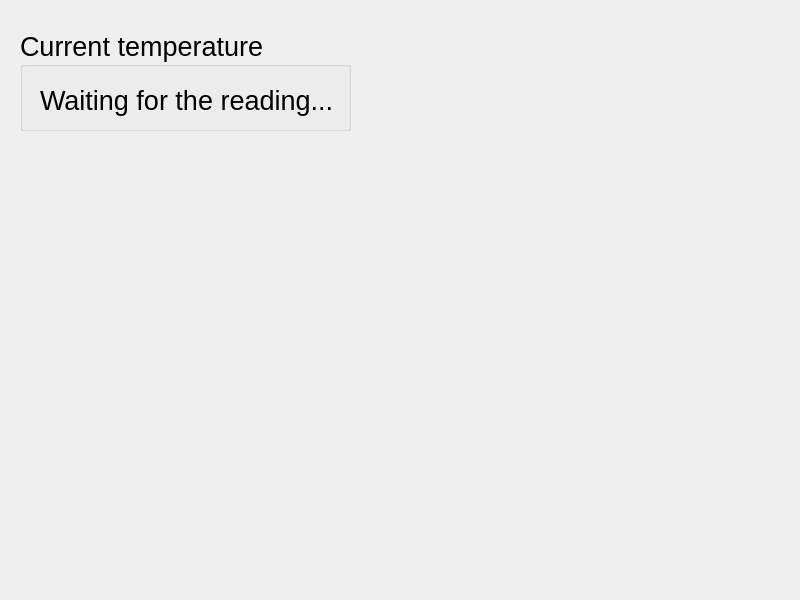
First picture: the form in GUI/UI/form.ui, repository JWLiao2022/TemperatureProgramHotPlate, before the edit.
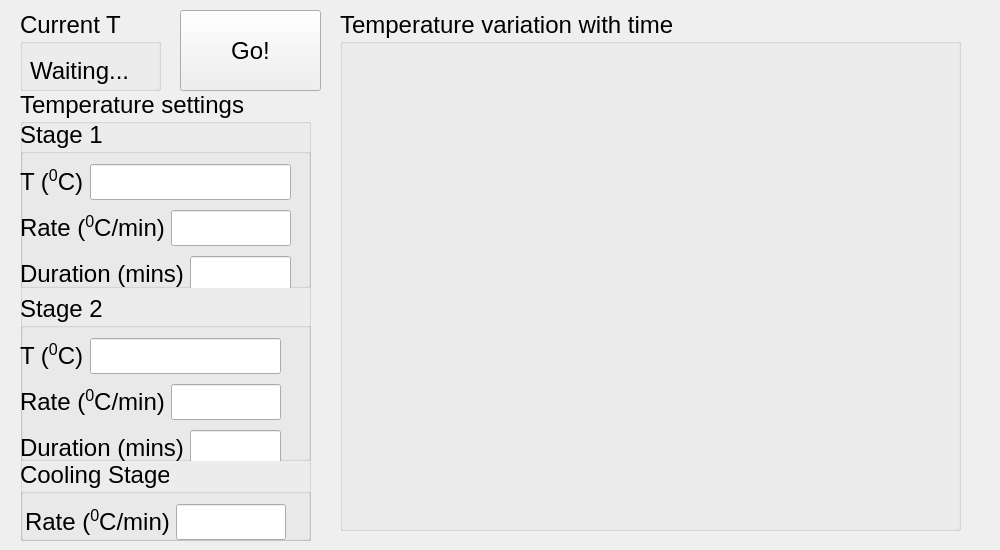
Second picture: the form after the edit. Custom widgets are drawn as their Qt base class.

The edit to the form file:
```diff
--- a/GUI/UI/form.ui
+++ b/GUI/UI/form.ui
@@ -6,10 +6,15 @@
    <rect>
     <x>0</x>
     <y>0</y>
-    <width>800</width>
-    <height>600</height>
+    <width>1000</width>
+    <height>550</height>
    </rect>
   </property>
+  <property name="font">
+   <font>
+    <pointsize>18</pointsize>
+   </font>
+  </property>
   <property name="windowTitle">
    <string>Widget</string>
   </property>
@@ -17,34 +22,265 @@
    <property name="geometry">
     <rect>
      <x>20</x>
-     <y>30</y>
-     <width>331</width>
-     <height>101</height>
+     <y>10</y>
+     <width>141</width>
+     <height>81</height>
     </rect>
    </property>
    <property name="font">
     <font>
-     <pointsize>20</pointsize>
+     <pointsize>18</pointsize>
     </font>
    </property>
    <property name="title">
-    <string>Current temperature</string>
+    <string>Current T</string>
    </property>
    <widget class="QLabel" name="label_currentTemperature">
     <property name="geometry">
      <rect>
-      <x>20</x>
-      <y>50</y>
-      <width>301</width>
+      <x>10</x>
+      <y>40</y>
+      <width>121</width>
       <height>41</height>
      </rect>
     </property>
     <property name="text">
-     <string>Waiting for the reading...</string>
+     <string>Waiting...</string>
     </property>
    </widget>
   </widget>
+  <widget class="QGroupBox" name="gBoxUserInput">
+   <property name="geometry">
+    <rect>
+     <x>20</x>
+     <y>90</y>
+     <width>291</width>
+     <height>451</height>
+    </rect>
+   </property>
+   <property name="font">
+    <font>
+     <pointsize>18</pointsize>
+    </font>
+   </property>
+   <property name="title">
+    <string>Temperature settings</string>
+   </property>
+   <widget class="QGroupBox" name="groupBox_3">
+    <property name="geometry">
+     <rect>
+      <x>0</x>
+      <y>370</y>
+      <width>291</width>
+      <height>81</height>
+     </rect>
+    </property>
+    <property name="title">
+     <string>Cooling Stage</string>
+    </property>
+    <widget class="QWidget" name="layoutWidget">
+     <property name="geometry">
+      <rect>
+       <x>5</x>
+       <y>41</y>
+       <width>261</width>
+       <height>42</height>
+      </rect>
+     </property>
+     <layout class="QHBoxLayout" name="horizontalLayout_7">
+      <item>
+       <widget class="QLabel" name="label_7">
+        <property name="text">
+         <string>&lt;html&gt;&lt;head/&gt;&lt;body&gt;&lt;p&gt;Rate (&lt;span style=&quot; vertical-align:super;&quot;&gt;0&lt;/span&gt;C/min)&lt;/p&gt;&lt;/body&gt;&lt;/html&gt;</string>
+        </property>
+       </widget>
+      </item>
+      <item>
+       <widget class="QLineEdit" name="lineEdit_RateCool"/>
+      </item>
+     </layout>
+    </widget>
+   </widget>
+   <widget class="QWidget" name="">
+    <property name="geometry">
+     <rect>
+      <x>0</x>
+      <y>30</y>
+      <width>291</width>
+      <height>341</height>
+     </rect>
+    </property>
+    <layout class="QVBoxLayout" name="verticalLayout_3">
+     <item>
+      <widget class="QGroupBox" name="groupBox">
+       <property name="title">
+        <string>Stage 1</string>
+       </property>
+       <widget class="QWidget" name="layoutWidget">
+        <property name="geometry">
+         <rect>
+          <x>0</x>
+          <y>40</y>
+          <width>271</width>
+          <height>136</height>
+         </rect>
+        </property>
+        <layout class="QVBoxLayout" name="verticalLayout">
+         <item>
+          <layout class="QHBoxLayout" name="horizontalLayout">
+           <item>
+            <widget class="QLabel" name="label">
+             <property name="text">
+              <string>&lt;html&gt;&lt;head/&gt;&lt;body&gt;&lt;p&gt;T (&lt;span style=&quot; vertical-align:super;&quot;&gt;0&lt;/span&gt;C)&lt;/p&gt;&lt;/body&gt;&lt;/html&gt;</string>
+             </property>
+            </widget>
+           </item>
+           <item>
+            <widget class="QLineEdit" name="lineEdit_T1"/>
+           </item>
+          </layout>
+         </item>
+         <item>
+          <layout class="QHBoxLayout" name="horizontalLayout_2">
+           <item>
+            <widget class="QLabel" name="label_2">
+             <property name="text">
+              <string>&lt;html&gt;&lt;head/&gt;&lt;body&gt;&lt;p&gt;Rate (&lt;span style=&quot; vertical-align:super;&quot;&gt;0&lt;/span&gt;C/min)&lt;/p&gt;&lt;/body&gt;&lt;/html&gt;</string>
+             </property>
+            </widget>
+           </item>
+           <item>
+            <widget class="QLineEdit" name="lineEdit_Rate1"/>
+           </item>
+          </layout>
+         </item>
+         <item>
+          <layout class="QHBoxLayout" name="horizontalLayout_3">
+           <item>
+            <widget class="QLabel" name="label_3">
+             <property name="text">
+              <string>&lt;html&gt;&lt;head/&gt;&lt;body&gt;&lt;p&gt;Duration (mins)&lt;/p&gt;&lt;/body&gt;&lt;/html&gt;</string>
+             </property>
+            </widget>
+           </item>
+           <item>
+            <widget class="QLineEdit" name="lineEdit_Duration1"/>
+           </item>
+          </layout>
+         </item>
+        </layout>
+       </widget>
+      </widget>
+     </item>
+     <item>
+      <widget class="QGroupBox" name="groupBox_2">
+       <property name="title">
+        <string>Stage 2</string>
+       </property>
+       <widget class="QWidget" name="layoutWidget">
+        <property name="geometry">
+         <rect>
+          <x>0</x>
+          <y>40</y>
+          <width>261</width>
+          <height>136</height>
+         </rect>
+        </property>
+        <layout class="QVBoxLayout" name="verticalLayout_2">
+         <item>
+          <layout class="QHBoxLayout" name="horizontalLayout_4">
+           <item>
+            <widget class="QLabel" name="label_4">
+             <property name="text">
+              <string>&lt;html&gt;&lt;head/&gt;&lt;body&gt;&lt;p&gt;T (&lt;span style=&quot; vertical-align:super;&quot;&gt;0&lt;/span&gt;C)&lt;/p&gt;&lt;/body&gt;&lt;/html&gt;</string>
+             </property>
+            </widget>
+           </item>
+           <item>
+            <widget class="QLineEdit" name="lineEdit_T2"/>
+           </item>
+          </layout>
+         </item>
+         <item>
+          <layout class="QHBoxLayout" name="horizontalLayout_5">
+           <item>
+            <widget class="QLabel" name="label_5">
+             <property name="text">
+              <string>&lt;html&gt;&lt;head/&gt;&lt;body&gt;&lt;p&gt;Rate (&lt;span style=&quot; vertical-align:super;&quot;&gt;0&lt;/span&gt;C/min)&lt;/p&gt;&lt;/body&gt;&lt;/html&gt;</string>
+             </property>
+            </widget>
+           </item>
+           <item>
+            <widget class="QLineEdit" name="lineEdit_Rate2"/>
+           </item>
+          </layout>
+         </item>
+         <item>
+          <layout class="QHBoxLayout" name="horizontalLayout_6">
+           <item>
+            <widget class="QLabel" name="label_6">
+             <property name="text">
+              <string>&lt;html&gt;&lt;head/&gt;&lt;body&gt;&lt;p&gt;Duration (mins)&lt;/p&gt;&lt;/body&gt;&lt;/html&gt;</string>
+             </property>
+            </widget>
+           </item>
+           <item>
+            <widget class="QLineEdit" name="lineEdit_Duration2"/>
+           </item>
+          </layout>
+         </item>
+        </layout>
+       </widget>
+      </widget>
+     </item>
+    </layout>
+   </widget>
+  </widget>
+  <widget class="QGroupBox" name="gBoxTemperaturePlot">
+   <property name="geometry">
+    <rect>
+     <x>340</x>
+     <y>10</y>
+     <width>621</width>
+     <height>521</height>
+    </rect>
+   </property>
+   <property name="title">
+    <string>Temperature variation with time</string>
+   </property>
+   <widget class="PlotWidget" name="plotTemperatureVSTime" native="true">
+    <property name="geometry">
+     <rect>
+      <x>20</x>
+      <y>50</y>
+      <width>591</width>
+      <height>461</height>
+     </rect>
+    </property>
+   </widget>
+  </widget>
+  <widget class="QPushButton" name="pushButton_Go">
+   <property name="geometry">
+    <rect>
+     <x>180</x>
+     <y>10</y>
+     <width>141</width>
+     <height>81</height>
+    </rect>
+   </property>
+   <property name="text">
+    <string>Go!</string>
+   </property>
+  </widget>
  </widget>
+ <customwidgets>
+  <customwidget>
+   <class>PlotWidget</class>
+   <extends>QWidget</extends>
+   <header>pyqtgraph</header>
+   <container>1</container>
+  </customwidget>
+ </customwidgets>
  <resources/>
  <connections/>
 </ui>
```
Left out of the diff: 2 changed lines with no effect on the pictures.
